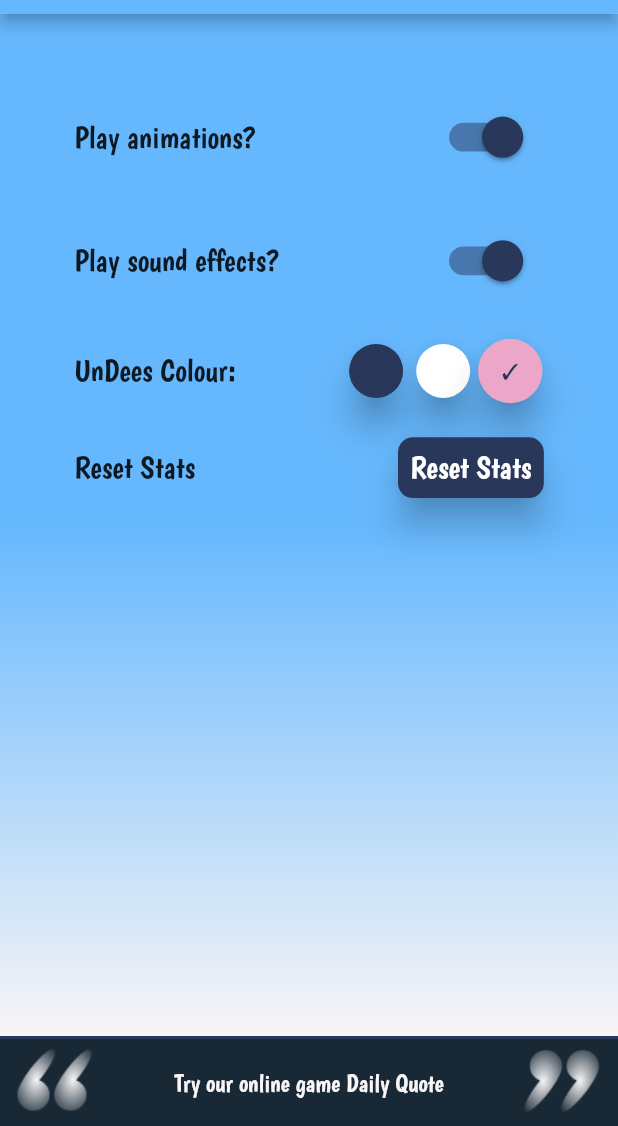
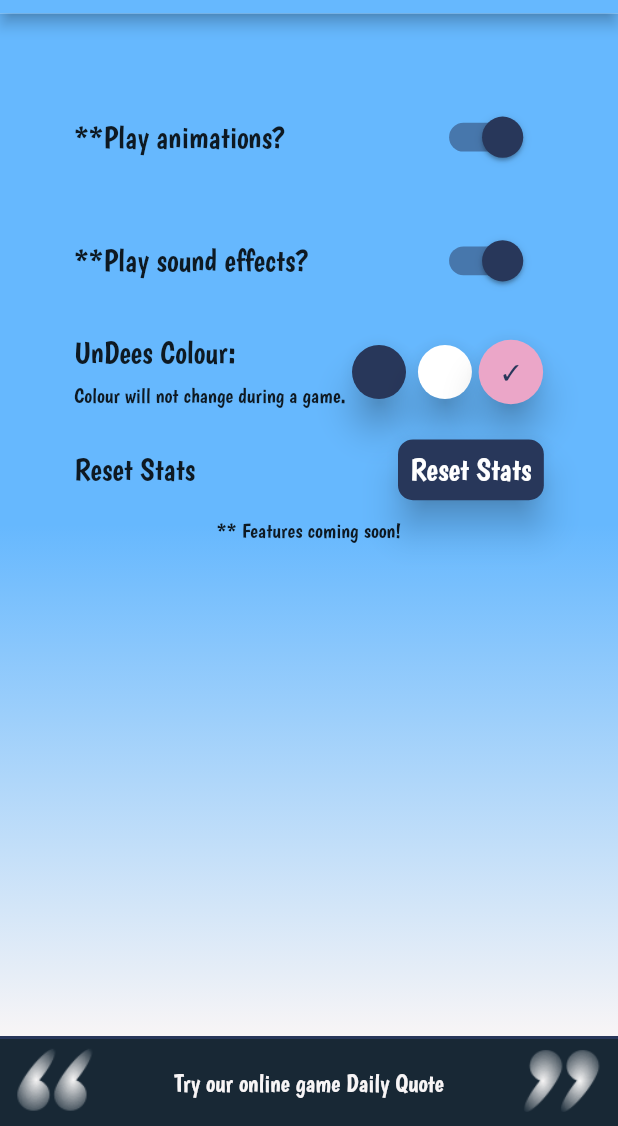
Before and after one commit to emac62/hang7, a Flutter app: the Options screen opened by its route, on a phone screen of 412 x 824 dp, the part 110-1236 px from its top. Run offline on Flutter 3.47's test engine with Material 2 defaults, Android fonts, the phone set to English and light mode, and no system bars; our stand-ins replace charts_flutter, shared_preferences; accounts and stored records are empty.

Commit message:
add hepatic, options page

```diff
--- a/lib/options.dart
+++ b/lib/options.dart
@@ -90,7 +90,7 @@ class _OptionsState extends State<Options> {
                           mainAxisAlignment: MainAxisAlignment.spaceBetween,
                           children: [
                             Text(
-                              'Play animations?',
+                              '**Play animations?',
                               style: TextStyle(
                                 fontSize: notifier.isPhone
                                     ? SizeConfig.blockSizeHorizontal * 5
@@ -128,7 +128,7 @@ class _OptionsState extends State<Options> {
                         child: Row(
                           mainAxisAlignment: MainAxisAlignment.spaceBetween,
                           children: [
-                            Text('Play sound effects? ',
+                            Text('**Play sound effects? ',
                                 style: TextStyle(
                                   fontSize: notifier.isPhone
                                       ? SizeConfig.blockSizeHorizontal * 5
@@ -158,25 +158,36 @@ class _OptionsState extends State<Options> {
                       Padding(
                         padding:
                             EdgeInsets.all(SizeConfig.blockSizeHorizontal * 2),
+                        child: Row(
+                          mainAxisAlignment: MainAxisAlignment.spaceBetween,
+                          children: [
+                            SizedBox(
+                              height: SizeConfig.blockSizeHorizontal * 12,
                               child: Column(
-                          children: [
-                            Row(
-                              mainAxisAlignment: MainAxisAlignment.spaceBetween,
+                                mainAxisSize: MainAxisSize.min,
+                                crossAxisAlignment: CrossAxisAlignment.start,
                                 children: [
                                   Expanded(
                                     flex: 4,
                                     child: Text('UnDees Colour:',
                                         style: TextStyle(
                                           fontSize: notifier.isPhone
-                                            ? SizeConfig.blockSizeHorizontal * 5
+                                              ? SizeConfig.blockSizeHorizontal *
+                                                  5
                                               : orientation ==
                                                       Orientation.portrait
                                                   ? SizeConfig
                                                           .blockSizeHorizontal *
                                                       5
-                                                : SizeConfig.blockSizeVertical *
+                                                  : SizeConfig
+                                                          .blockSizeVertical *
                                                       5,
                                         )),
+                                  ),
+                                  const Text(
+                                      'Colour will not change during a game.')
+                                ],
+                              ),
                             ),
                             Flexible(
                               flex: 1,
@@ -186,8 +197,8 @@ class _OptionsState extends State<Options> {
                                       shape: const CircleBorder(),
                                       padding: const EdgeInsets.all(12),
                                       primary: AppColors.darkBlue),
-                                      child: settingsProvider.changeColor ==
-                                              "DarkBlue"
+                                  child:
+                                      settingsProvider.changeColor == "DarkBlue"
                                           ? const Text("✓")
                                           : null,
                                   onPressed: () {
@@ -206,8 +217,7 @@ class _OptionsState extends State<Options> {
                                     padding: const EdgeInsets.all(12),
                                     primary: Colors.white,
                                   ),
-                                      child: settingsProvider.changeColor ==
-                                              "White"
+                                  child: settingsProvider.changeColor == "White"
                                       ? const Text(
                                           "✓",
                                           style: TextStyle(
@@ -216,8 +226,7 @@ class _OptionsState extends State<Options> {
                                       : null,
                                   onPressed: () {
                                     setState(() {
-                                          settingsProvider
-                                              .setChangeColor("White");
+                                      settingsProvider.setChangeColor("White");
                                     });
                                   }),
                             ),
@@ -230,8 +239,7 @@ class _OptionsState extends State<Options> {
                                     padding: const EdgeInsets.all(12),
                                     primary: const Color(0xffEBA6C8),
                                   ),
-                                      child: settingsProvider.changeColor ==
-                                              "Pink"
+                                  child: settingsProvider.changeColor == "Pink"
                                       ? const Text(
                                           "✓",
                                           style: TextStyle(
@@ -240,12 +248,9 @@ class _OptionsState extends State<Options> {
                                       : null,
                                   onPressed: () {
                                     setState(() {
-                                          settingsProvider
-                                              .setChangeColor("Pink");
+                                      settingsProvider.setChangeColor("Pink");
                                     });
                                   }),
-                                ),
-                              ],
                             ),
                           ],
                         ),
@@ -298,7 +303,8 @@ class _OptionsState extends State<Options> {
                                     )))
                           ],
                         ),
-                      )
+                      ),
+                      const Text("** Features coming soon!")
                     ],
                   ),
                 ),
--- a/lib/welcome_page.dart
+++ b/lib/welcome_page.dart
@@ -221,7 +221,7 @@ class _WelcomePageState extends State<WelcomePage> {
                           showAboutDialog(
                               context: context,
                               applicationIcon: Image.asset(
-                                'assets/images/icon.png',
+                                'assets/images/seven.png',
                                 height: 60,
                                 width: 60,
                               ),
@@ -444,11 +444,11 @@ class _WelcomePageState extends State<WelcomePage> {
                                 showAboutDialog(
                                     context: context,
                                     applicationIcon: Image.asset(
-                                      'assets/images/icon.png',
+                                      'assets/images/seven.png',
                                       height: 60,
                                       width: 60,
                                     ),
-                                    applicationName: "Hang7",
+                                    applicationName: "Hang 7",
                                     applicationVersion: "1.0.0",
                                     applicationLegalese:
                                         '©2022 borderlineBoomer',
--- a/lib/widgets/keyboard_row.dart
+++ b/lib/widgets/keyboard_row.dart
@@ -1,4 +1,5 @@
 import 'package:flutter/material.dart';
+import 'package:flutter/services.dart';
 import 'package:hang7/constants/key_state.dart';
 import 'package:hang7/data/key_map.dart';
 import 'package:hang7/providers/controller.dart';
@@ -54,6 +55,7 @@ class KeyboardRow extends StatelessWidget {
                             color: backgroundColor,
                             child: InkWell(
                               onTap: () {
+                                HapticFeedback.lightImpact();
                                 (e.value == KeyState.selected ||
                                         e.value == KeyState.contains)
                                     ? null
```
Also changed, not shown: 3 other files. Lines whose indentation alone changed are shown as unchanged.
